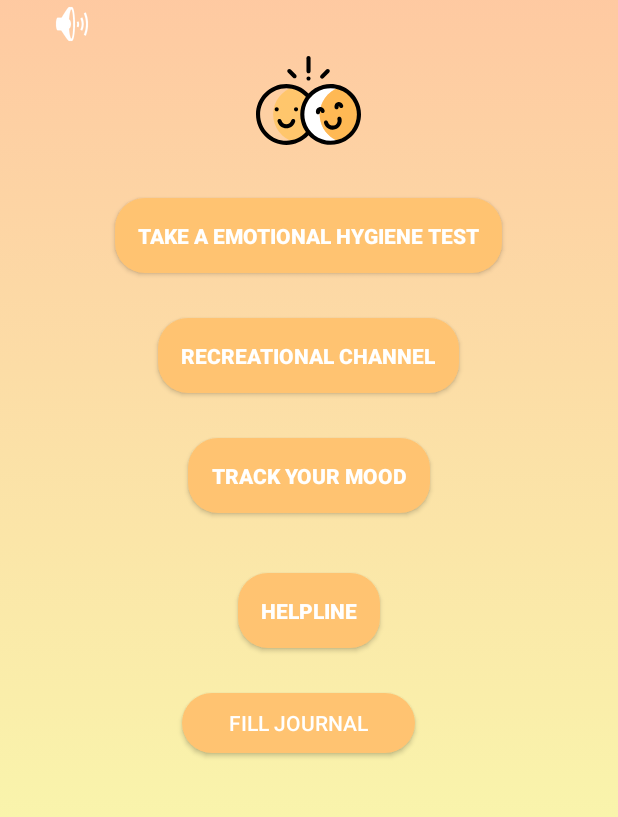
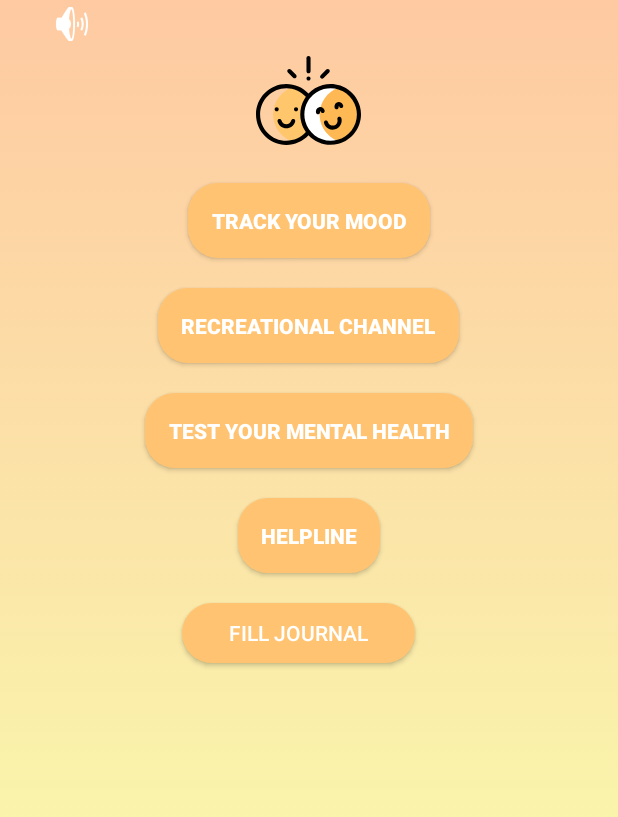
Before and after one commit to harshita99/HeyYou, an Android app: the screen it shows after launch (MainActivity), on a phone screen of 412 x 824 dp, the part 207-1024 px from its top. Run offline under Robolectric (Android 15) with nearby library versions, the phone set to English and light mode, and no system bars; 3 statements that could not run were skipped.

```diff
--- a/app/src/main/java/com/example/dopamineproject/MainActivity.java
+++ b/app/src/main/java/com/example/dopamineproject/MainActivity.java
@@ -24,8 +24,7 @@ public class MainActivity extends AppCompatActivity {
         setContentView(R.layout.activity_main);
         Calendar calendar1 = Calendar.getInstance();
         calendar1.set(Calendar.HOUR_OF_DAY, 11);
-        calendar1.set(Calendar.MINUTE, 39);
-        calendar1.set(Calendar.SECOND, 0);
+        calendar1.set(Calendar.MINUTE, 39);calendar1.set(Calendar.SECOND, 0);
         calendar1.set(Calendar.AM_PM,Calendar.PM);
         Intent myIntent1 = new Intent(MainActivity.this, receiver1.class);
         pendingIntent1 = PendingIntent.getBroadcast(MainActivity.this, 0, myIntent1, 0);
--- a/app/src/main/res/layout/activity_main.xml
+++ b/app/src/main/res/layout/activity_main.xml
@@ -45,29 +45,28 @@
         android:padding="15dp"
         android:layout_gravity="center"
         android:textAlignment="center"
-        android:layout_marginTop="30dp"
+        android:layout_marginTop="20dp"
         android:layout_width="wrap_content"
         android:layout_height="wrap_content"
-        android:text="Take a emotional hygiene test"
+        android:text="Track your mood"
         android:id="@+id/testbtn"
         android:onClick="mentaltest"
         android:textStyle="bold">
     </Button>
 
     <Button
-        android:background="@drawable/rounded_button"
-        android:textColor="@android:color/white"
-        android:padding="15dp"
-        android:layout_gravity="center"
-        android:textAlignment="center"
-        android:layout_marginTop="30dp"
+        android:id="@+id/drawbtn"
         android:layout_width="wrap_content"
         android:layout_height="wrap_content"
+        android:layout_gravity="center"
+        android:layout_marginTop="20dp"
+        android:background="@drawable/rounded_button"
+        android:onClick="drawingpad"
+        android:padding="15dp"
         android:text="Recreational channel"
-        android:id="@+id/drawbtn"
-        android:onClick="drawingpad"
-        android:textStyle="bold">
-    </Button>
+        android:textAlignment="center"
+        android:textColor="@android:color/white"
+        android:textStyle="bold"></Button>
 
     <Button
         android:background="@drawable/rounded_button"
@@ -76,27 +75,28 @@
         android:padding="15dp"
         android:layout_gravity="center"
         android:textAlignment="center"
-        android:layout_marginTop="30dp"
+        android:layout_marginTop="20dp"
         android:layout_width="wrap_content"
         android:layout_height="wrap_content"
-        android:text="Track your mood"
+        android:text="Test your mental health"
         android:id="@+id/moodtrackbtn"
         android:onClick="trackmood">
     </Button>
 
     <Button
-        android:background="@drawable/rounded_button"
-        android:textColor="@android:color/white"
-        android:padding="15dp"
-        android:layout_gravity="center"
-        android:textAlignment="center"
-        android:layout_marginTop="40dp"
+        android:id="@+id/journalbtn"
         android:layout_width="wrap_content"
         android:layout_height="wrap_content"
+        android:layout_gravity="center"
+        android:layout_marginTop="20dp"
+        android:background="@drawable/rounded_button"
+        android:onClick="journal"
+        android:padding="15dp"
         android:text="Helpline"
-        android:id="@+id/journalbtn"
-        android:onClick="journal"
+        android:textAlignment="center"
+        android:textColor="@android:color/white"
         android:textStyle="bold">
+
     </Button>
 
     <Button
@@ -105,16 +105,15 @@
         android:layout_height="40dp"
         android:layout_marginStart="121dp"
         android:layout_marginLeft="121dp"
-        android:layout_marginTop="30dp"
+        android:layout_marginTop="20dp"
         android:layout_marginEnd="172dp"
         android:layout_marginRight="172dp"
         android:layout_marginBottom="248dp"
         android:background="@drawable/rounded_button"
         android:onClick="next"
         android:text="Fill Journal"
-        android:textColor="@android:color/white"
-        app:layout_constraintBottom_toBottomOf="parent"
-        app:layout_constraintEnd_toEndOf="parent"
-        app:layout_constraintStart_toStartOf="parent"></Button>
+        android:textColor="@android:color/white">
+
+    </Button>
 
 </LinearLayout>
```
Also changed, not shown: app/src/main/res/layout/activity_mental.xml (+8 -7 lines).
